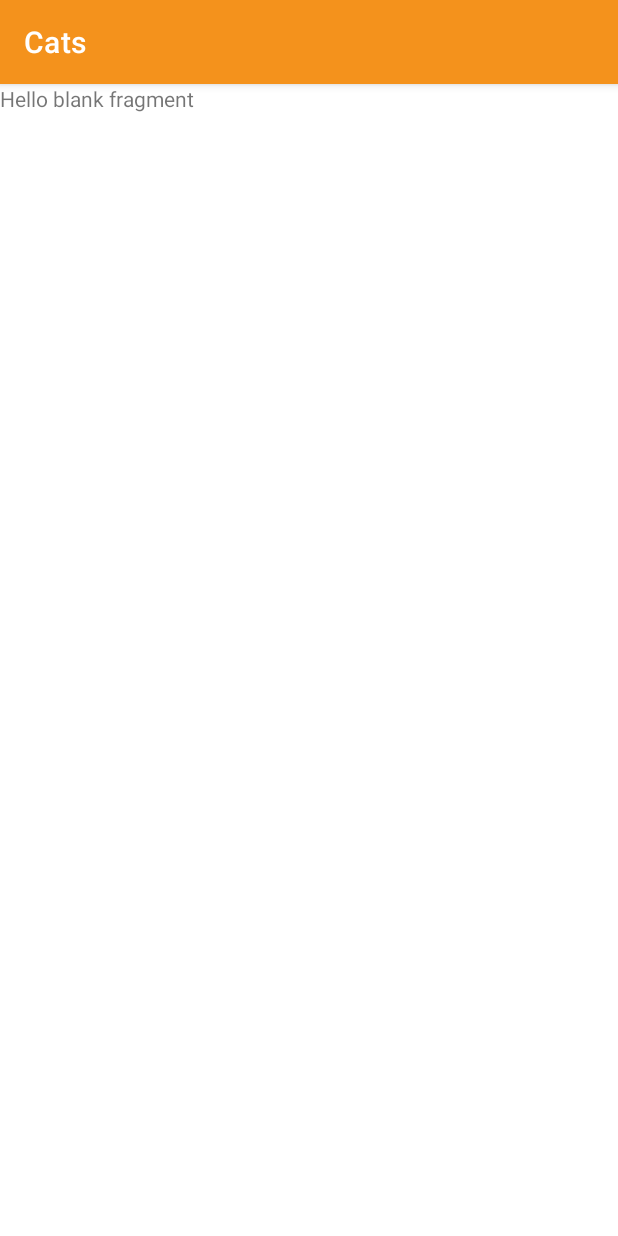
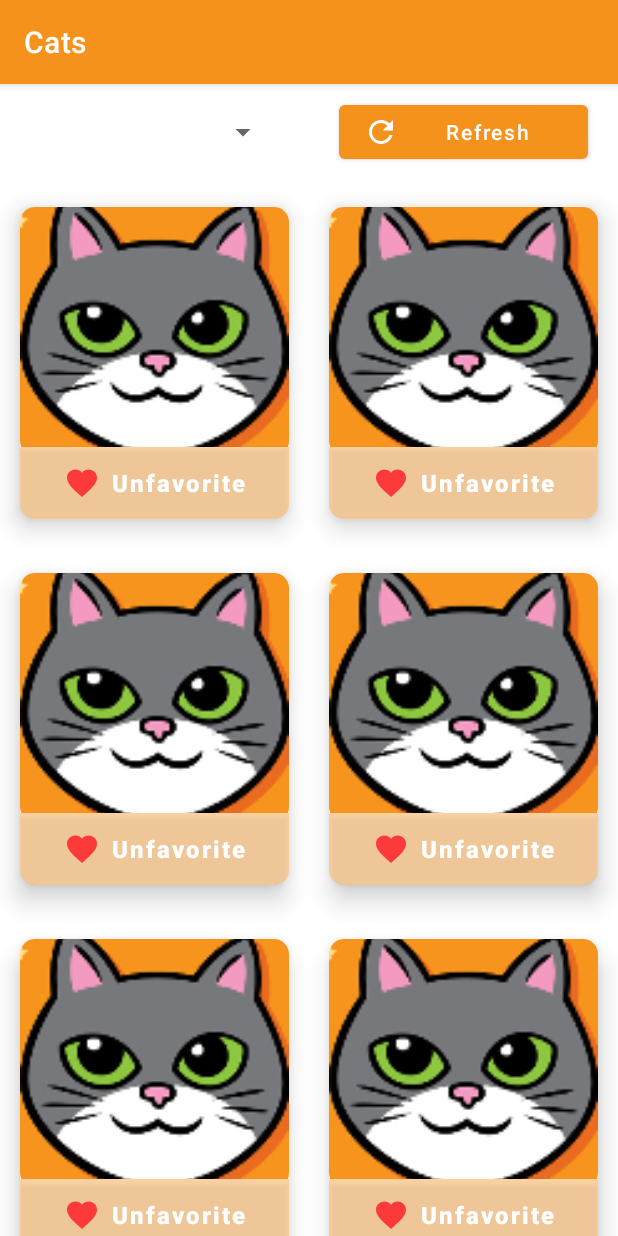
Before and after one commit to jokopriyono/Cats, an Android app: the fragment FavoriteFragment shown on its own in the app's theme, on a phone screen of 412 x 824 dp. Run offline under Robolectric (Android 15) with nearby library versions, the phone set to English and light mode, and no system bars.

Commit message:
attach item adapter for every recycler

```diff
--- /dev/null
+++ b/app/src/main/java/com/jokopriyono/cats/adapter/BreedsAdapter.kt
@@ -0,0 +1,26 @@
+package com.jokopriyono.cats.adapter
+
+import android.view.LayoutInflater
+import android.view.ViewGroup
+import androidx.recyclerview.widget.RecyclerView
+import com.jokopriyono.cats.databinding.ItemCatBinding
+
+class BreedsAdapter : RecyclerView.Adapter<BreedsAdapter.ViewHolder>() {
+
+    inner class ViewHolder(val binding: ItemCatBinding) :
+        RecyclerView.ViewHolder(binding.root)
+
+    override fun onCreateViewHolder(parent: ViewGroup, viewType: Int): BreedsAdapter.ViewHolder {
+        val view = ItemCatBinding.inflate(LayoutInflater.from(parent.context), parent, false)
+        return ViewHolder(view)
+    }
+
+    override fun onBindViewHolder(holder: BreedsAdapter.ViewHolder, position: Int) {
+        // TODO("Not yet implemented")
+    }
+
+    override fun getItemCount(): Int {
+        // TODO("Not yet implemented")
+        return 10
+    }
+}
--- /dev/null
+++ b/app/src/main/java/com/jokopriyono/cats/adapter/FavoriteAdapter.kt
@@ -0,0 +1,27 @@
+package com.jokopriyono.cats.adapter
+
+import android.view.LayoutInflater
+import android.view.ViewGroup
+import androidx.recyclerview.widget.RecyclerView
+import com.jokopriyono.cats.databinding.ItemFavoriteCatBinding
+
+class FavoriteAdapter : RecyclerView.Adapter<FavoriteAdapter.ViewHolder>() {
+
+    inner class ViewHolder(val binding: ItemFavoriteCatBinding) :
+        RecyclerView.ViewHolder(binding.root)
+
+    override fun onCreateViewHolder(parent: ViewGroup, viewType: Int): FavoriteAdapter.ViewHolder {
+        val view =
+            ItemFavoriteCatBinding.inflate(LayoutInflater.from(parent.context), parent, false)
+        return ViewHolder(view)
+    }
+
+    override fun onBindViewHolder(holder: FavoriteAdapter.ViewHolder, position: Int) {
+        // TODO("Not yet implemented")
+    }
+
+    override fun getItemCount(): Int {
+        // TODO("Not yet implemented")
+        return 10
+    }
+}
--- a/app/src/main/java/com/jokopriyono/cats/ui/breeds/BreedsFragment.kt
+++ b/app/src/main/java/com/jokopriyono/cats/ui/breeds/BreedsFragment.kt
@@ -5,6 +5,8 @@ import android.view.LayoutInflater
 import android.view.View
 import android.view.ViewGroup
 import androidx.fragment.app.Fragment
+import androidx.recyclerview.widget.GridLayoutManager
+import com.jokopriyono.cats.adapter.BreedsAdapter
 import com.jokopriyono.cats.databinding.FragmentBreedsBinding
 
 class BreedsFragment : Fragment() {
@@ -30,4 +32,12 @@ class BreedsFragment : Fragment() {
         super.onDestroyView()
         _binding = null
     }
+
+    override fun onViewCreated(view: View, savedInstanceState: Bundle?) {
+        super.onViewCreated(view, savedInstanceState)
+        binding.recyclerCats.apply {
+            layoutManager = GridLayoutManager(context, 2)
+            adapter = BreedsAdapter()
+        }
+    }
 }
--- a/app/src/main/java/com/jokopriyono/cats/ui/favorite/FavoriteFragment.kt
+++ b/app/src/main/java/com/jokopriyono/cats/ui/favorite/FavoriteFragment.kt
@@ -1,14 +1,17 @@
 package com.jokopriyono.cats.ui.favorite
 
 import android.os.Bundle
-import androidx.fragment.app.Fragment
 import android.view.LayoutInflater
 import android.view.View
 import android.view.ViewGroup
-import com.jokopriyono.cats.R
+import androidx.fragment.app.Fragment
+import androidx.recyclerview.widget.GridLayoutManager
+import com.jokopriyono.cats.adapter.FavoriteAdapter
 import com.jokopriyono.cats.databinding.FragmentFavoriteBinding
 
 class FavoriteFragment : Fragment() {
+
+    // https://api.thecatapi.com/v1/favourites?limit=9&page=0&order=Asc&size=small
 
     companion object {
         fun newInstance() = FavoriteFragment()
@@ -29,4 +32,12 @@ class FavoriteFragment : Fragment() {
         super.onDestroyView()
         _binding = null
     }
+
+    override fun onViewCreated(view: View, savedInstanceState: Bundle?) {
+        super.onViewCreated(view, savedInstanceState)
+        binding.recyclerFavCats.apply {
+            layoutManager = GridLayoutManager(context, 2)
+            adapter = FavoriteAdapter()
+        }
+    }
 }
--- a/app/src/main/res/layout/fragment_favorite.xml
+++ b/app/src/main/res/layout/fragment_favorite.xml
@@ -1,14 +1,45 @@
 <?xml version="1.0" encoding="utf-8"?>
-<FrameLayout xmlns:android="http://schemas.android.com/apk/res/android"
+<androidx.constraintlayout.widget.ConstraintLayout xmlns:android="http://schemas.android.com/apk/res/android"
+    xmlns:app="http://schemas.android.com/apk/res-auto"
     xmlns:tools="http://schemas.android.com/tools"
     android:layout_width="match_parent"
     android:layout_height="match_parent"
-    tools:context=".ui.favorite.FavoriteFragment">
+    tools:context=".ui.breeds.BreedsFragment">
 
-    <!-- TODO: Update blank fragment layout -->
-    <TextView
+    <Spinner
+        android:id="@+id/spinnerOrder"
+        android:layout_width="@dimen/_0dp"
+        android:layout_height="wrap_content"
+        android:layout_margin="@dimen/_20dp"
+        app:layout_constraintEnd_toStartOf="@id/btnRefresh"
+        app:layout_constraintStart_toStartOf="parent"
+        app:layout_constraintTop_toTopOf="parent" />
+
+    <com.google.android.material.button.MaterialButton
+        android:id="@+id/btnRefresh"
+        android:layout_width="@dimen/_0dp"
+        android:layout_height="wrap_content"
+        android:layout_margin="@dimen/_20dp"
+        android:text="@string/refresh"
+        android:textAllCaps="false"
+        android:textColor="@color/white"
+        app:icon="@drawable/ic_refresh"
+        app:iconTint="@color/white"
+        app:layout_constraintBottom_toBottomOf="@id/spinnerOrder"
+        app:layout_constraintEnd_toEndOf="parent"
+        app:layout_constraintStart_toEndOf="@id/spinnerOrder"
+        app:layout_constraintTop_toTopOf="@id/spinnerOrder" />
+
+    <androidx.recyclerview.widget.RecyclerView
+        android:id="@+id/recyclerFavCats"
         android:layout_width="match_parent"
-        android:layout_height="match_parent"
-        android:text="@string/hello_blank_fragment" />
+        android:layout_height="@dimen/_0dp"
+        android:layout_marginTop="@dimen/_20dp"
+        app:layoutManager="androidx.recyclerview.widget.GridLayoutManager"
+        app:layout_constraintBottom_toBottomOf="parent"
+        app:layout_constraintTop_toBottomOf="@id/spinnerOrder"
+        app:spanCount="2"
+        tools:itemCount="10"
+        tools:listitem="@layout/item_favorite_cat" />
 
-</FrameLayout>
+</androidx.constraintlayout.widget.ConstraintLayout>
--- /dev/null
+++ b/app/src/main/res/layout/item_favorite_cat.xml
@@ -0,0 +1,44 @@
+<?xml version="1.0" encoding="utf-8"?>
+<androidx.cardview.widget.CardView xmlns:android="http://schemas.android.com/apk/res/android"
+    xmlns:app="http://schemas.android.com/apk/res-auto"
+    android:layout_width="match_parent"
+    android:layout_height="wrap_content"
+    app:cardCornerRadius="@dimen/_10dp"
+    app:cardElevation="@dimen/_10dp"
+    app:cardUseCompatPadding="true">
+
+    <androidx.constraintlayout.widget.ConstraintLayout
+        android:layout_width="match_parent"
+        android:layout_height="wrap_content">
+
+        <ImageView
+            android:id="@+id/imgCat"
+            android:layout_width="match_parent"
+            android:layout_height="160dp"
+            android:contentDescription="@string/app_name"
+            android:scaleType="centerCrop"
+            android:src="@mipmap/ic_launcher"
+            app:layout_constraintBottom_toTopOf="@id/btnFavorite"
+            app:layout_constraintTop_toTopOf="parent" />
+
+        <com.google.android.material.button.MaterialButton
+            android:id="@+id/btnFavorite"
+            android:layout_width="match_parent"
+            android:layout_height="wrap_content"
+            android:background="@color/red1"
+            android:paddingVertical="@dimen/_5dp"
+            android:text="@string/unfavorite"
+            android:textAllCaps="false"
+            android:textColor="@color/white"
+            android:textSize="@dimen/_16sp"
+            android:textStyle="bold"
+            app:icon="@drawable/ic_favorite"
+            app:iconGravity="textStart"
+            app:iconTint="@color/red2"
+            app:layout_constraintBottom_toBottomOf="parent"
+            app:layout_constraintTop_toBottomOf="@id/imgCat" />
+
+
+    </androidx.constraintlayout.widget.ConstraintLayout>
+
+</androidx.cardview.widget.CardView>
--- a/app/src/main/res/values/strings.xml
+++ b/app/src/main/res/values/strings.xml
@@ -11,4 +11,5 @@
     <string name="favorite">Favorite</string>
     <string name="vote">Vote</string>
     <string name="breeds">Breeds</string>
+    <string name="unfavorite">Unfavorite</string>
 </resources>
```
